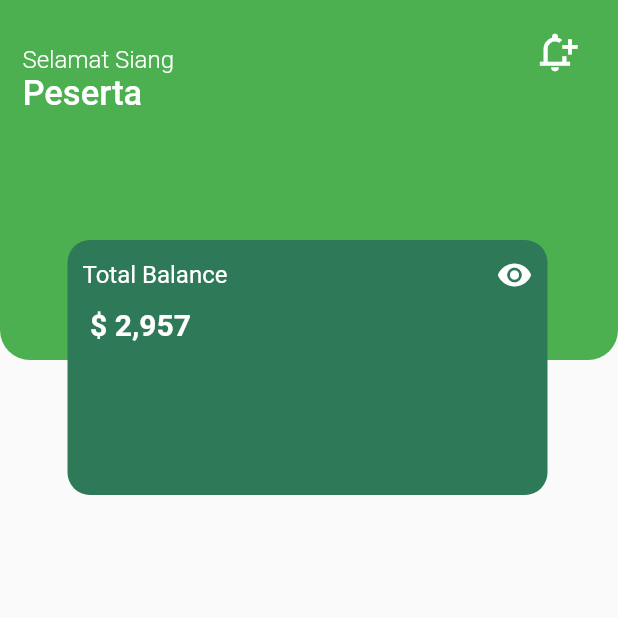
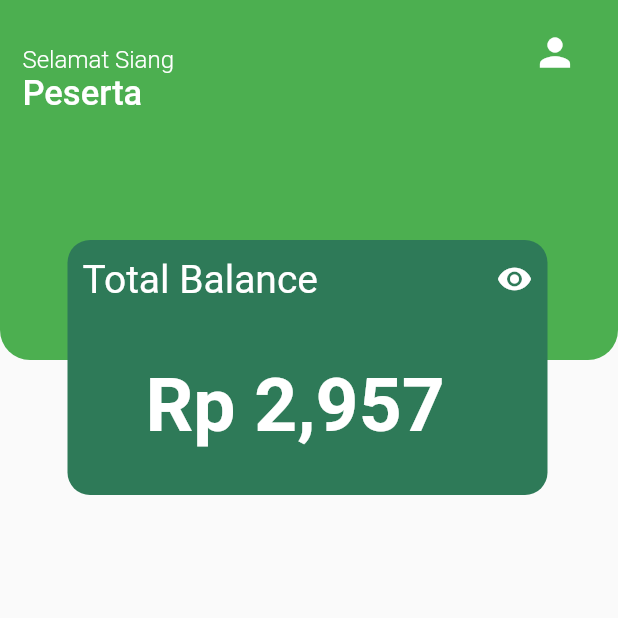
Before and after one commit to George535220173/UAS, a Flutter app: the screen it shows after launch, on a phone screen of 412 x 824 dp, the top half of it. Run offline on Flutter 3.47's test engine with Material 2 defaults, Android fonts, the phone set to English and light mode, and no system bars.

Commit message:
gtau banyak yg diubah huhuhu

```diff
--- a/lib/home/home.dart
+++ b/lib/home/home.dart
@@ -32,7 +32,7 @@ class home extends StatelessWidget {
                             width: 40,
                             color: Colors.transparent,
                             child: Icon(
-                              Icons.notification_add_outlined,
+                              Icons.person,
                               size: 30,
                               color: Colors.white,
                             ),
@@ -91,7 +91,7 @@ class home extends StatelessWidget {
                             'Total Balance',
                             style: TextStyle(
                               fontWeight: FontWeight.w400,
-                              fontSize: 16,
+                              fontSize: 26,
                               color: Colors.white,
                             ),
                           ),
@@ -106,14 +106,14 @@ class home extends StatelessWidget {
                     SizedBox(
                       height: 7,),
                       Padding(
-                        padding: const EdgeInsets.only(left: 15),
+                        padding: const EdgeInsets.only(left: 52, top: 30),
                         child: Row(
                           children: [
                             Text(
-                              '\$ 2,957',
+                              'Rp 2,957',
                               style: TextStyle(
                                 fontWeight: FontWeight.w600,
-                                fontSize: 20,
+                                fontSize: 50,
                                 color: Colors.white,
                               ),
                             )
```
